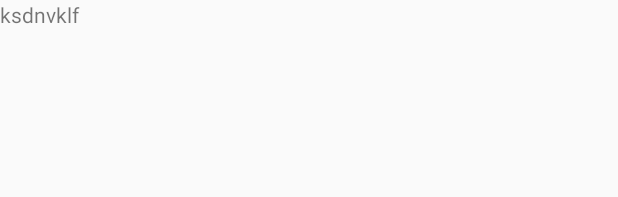
After one commit to shekaroppo/AndroidMSamples, an Android app: the layout drawer_header.xml on its own in the app's theme, with its tools: preview values and no code run, on a phone screen of 412 x 824 dp. The commit adds this screen. Shown: the top 197 px of the screen. Run offline under Robolectric (Android 15) with nearby library versions, the phone set to English and light mode, and no system bars.

Commit message:
Added navigation drawer

```diff
--- a/app/build.gradle
+++ b/app/build.gradle
@@ -21,5 +21,6 @@ android {
 
 dependencies {
     compile fileTree(dir: 'libs', include: ['*.jar'])
+    compile 'com.android.support:appcompat-v7:22.2.0'
     compile 'com.android.support:design:22.2.0'
 }
--- a/app/src/main/java/com/example/development/androidmsample/MainActivity.java
+++ b/app/src/main/java/com/example/development/androidmsample/MainActivity.java
@@ -2,10 +2,11 @@ package com.example.development.androidmsample;
 
 import android.app.Activity;
 import android.os.Bundle;
+import android.support.v7.app.AppCompatActivity;
 import android.view.Menu;
 import android.view.MenuItem;
 
-public class MainActivity extends Activity {
+public class MainActivity extends AppCompatActivity {
 
     @Override
     protected void onCreate(Bundle savedInstanceState) {
--- /dev/null
+++ b/app/src/main/res/layout/drawer_header.xml
@@ -0,0 +1,10 @@
+<?xml version="1.0" encoding="utf-8"?>
+<LinearLayout xmlns:android="http://schemas.android.com/apk/res/android"
+    android:orientation="vertical" android:layout_width="match_parent"
+    android:layout_height="match_parent">
+    <TextView
+        android:layout_width="match_parent"
+        android:layout_height="wrap_content"
+        android:text="ksdnvklf"/>
+
+</LinearLayout>
--- a/app/src/main/res/values-v21/styles.xml
+++ b/app/src/main/res/values-v21/styles.xml
@@ -1,5 +1,7 @@
 <?xml version="1.0" encoding="utf-8"?>
 <resources>
-    <style name="AppTheme" parent="android:Theme.Material.Light">
+    <style name="AppTheme" parent="Theme.AppCompat.Light.NoActionBar">
+        <item name="colorPrimary">@color/colorPrimary</item>
+        <item name="colorPrimaryDark">@color/colorPrimaryDark</item>
     </style>
 </resources>
--- /dev/null
+++ b/app/src/main/res/values/color.xml
@@ -0,0 +1,6 @@
+<?xml version="1.0" encoding="utf-8"?>
+<resources>
+    <color name="colorPrimary">#E74C3C</color>
+    <color name="colorPrimaryDark">#B83c30</color>
+    <color name="divider">#644d4d4d</color>
+</resources>
--- a/app/src/main/res/values/styles.xml
+++ b/app/src/main/res/values/styles.xml
@@ -1,8 +1,9 @@
 <resources>
 
     <!-- Base application theme. -->
-    <style name="AppTheme" parent="android:Theme.Holo.Light.DarkActionBar">
-        <!-- Customize your theme here. -->
+    <style name="AppTheme" parent="Theme.AppCompat.Light.NoActionBar">
+        <item name="colorPrimary">@color/colorPrimary</item>
+        <item name="colorPrimaryDark">@color/colorPrimaryDark</item>
     </style>
 
 </resources>
```
Also changed, not shown: app/src/main/res/layout/activity_main.xml (+21 -7 lines), app/src/main/res/menu/drawer.xml (added, +12 -0 lines).
